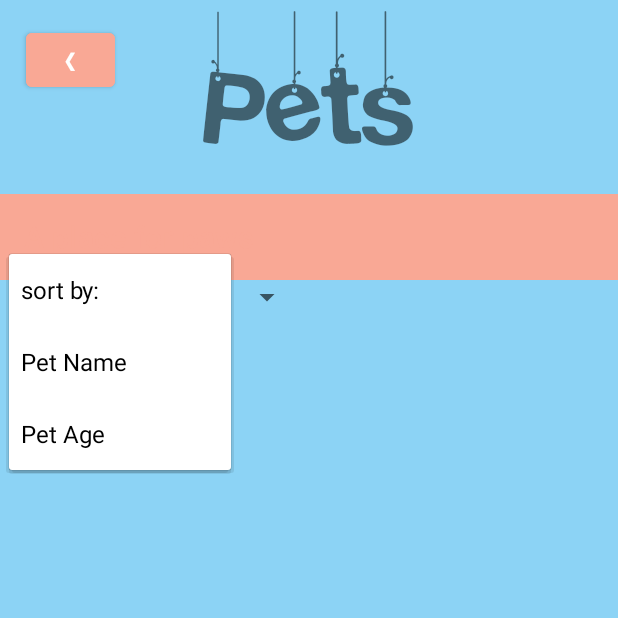
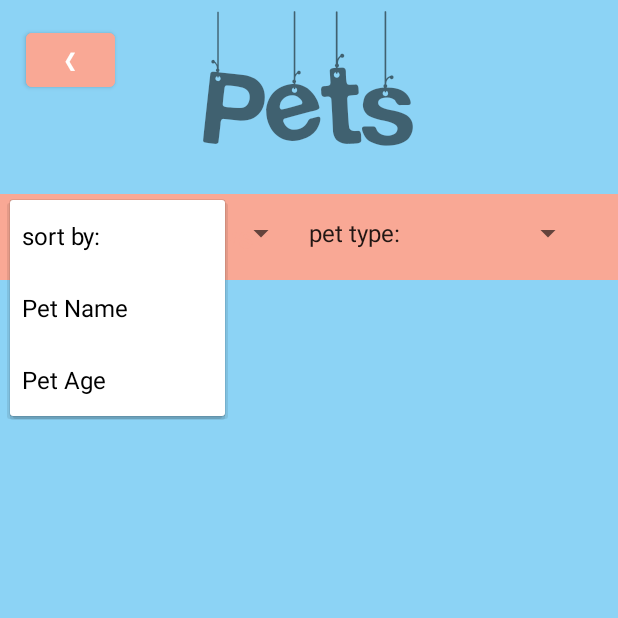
Before and after one commit to soniadeca28/APlaceForPaws, an Android app: the BrowseActivity screen opened directly, with no data from a screen before it, after a tap on "sort by:", on a phone screen of 412 x 824 dp, the top half of it. Run offline under Robolectric (Android 15) with nearby library versions, the phone set to English and light mode, and no system bars; our stand-ins replace Firebase (no records; nobody signed in at launch, a user with empty details on screens opened directly), Picasso; pictures from the network do not load.

Commit message:
Added a filter by pet type

```diff
--- a/app/src/main/java/com/example/aplaceforpaws/BrowseActivity.java
+++ b/app/src/main/java/com/example/aplaceforpaws/BrowseActivity.java
@@ -1,10 +1,8 @@
 package com.example.aplaceforpaws;
 
-import android.app.Activity;
 import android.app.ProgressDialog;
 import android.content.Intent;
 import android.graphics.Color;
-import android.graphics.drawable.ColorDrawable;
 import android.os.Build;
 import android.os.Bundle;
 import android.util.Log;
@@ -17,8 +15,6 @@ import android.widget.Spinner;
 
 import androidx.annotation.RequiresApi;
 import androidx.appcompat.widget.Toolbar;
-import androidx.appcompat.app.AppCompatActivity;
-
 import androidx.appcompat.app.AppCompatActivity;
 
 import androidx.recyclerview.widget.LinearLayoutManager;
@@ -39,12 +35,15 @@ public class BrowseActivity extends AppCompatActivity {
     FirebaseAuth auth;
     private RecyclerView mRecyclerView;
     private ImageAdapter mAdapter;
+   // private ImageAdapter mAdapterAux;
     private List<Upload> mUploads;
     FirebaseFirestore db;
     ProgressDialog progressDialog;
     private ImageView imageViewPet;
     Spinner petType;
+    Spinner petFilter;
     Member member;
+   // private List<Upload> mUploadsAux;
 
 
 
@@ -57,13 +56,10 @@ public class BrowseActivity extends AppCompatActivity {
         setSupportActionBar(toolbar);
 
         petType = findViewById(R.id.spinner_browse);
-
-
+        petFilter = findViewById(R.id.spinner_filter_by_type);
 
         Button back = findViewById(R.id.browseBackButton);
         back.setOnClickListener(v -> backToIntermediate());
-
-
 
         auth = FirebaseAuth.getInstance();
 
@@ -86,11 +82,15 @@ public class BrowseActivity extends AppCompatActivity {
         db = FirebaseFirestore.getInstance();
         mUploads = new ArrayList<>();
         mAdapter = new ImageAdapter(BrowseActivity.this,mUploads);
+        //mUploadsAux = new ArrayList<>();
+       // mAdapterAux = new ImageAdapter(BrowseActivity.this,mUploadsAux);
         mRecyclerView.setAdapter(mAdapter);
 
         EventChangeListener();
 
         setupSort();
+
+        setupFilterByType();
 
     }
 
@@ -110,6 +110,7 @@ public class BrowseActivity extends AppCompatActivity {
 
                         if(dc.getType() == DocumentChange.Type.ADDED){
                             mUploads.add(dc.getDocument().toObject(Upload.class));
+                           // mUploadsAux.add(dc.getDocument().toObject(Upload.class));
                         }
                         mAdapter.notifyDataSetChanged();
                         if(progressDialog.isShowing())
@@ -143,6 +144,7 @@ public class BrowseActivity extends AppCompatActivity {
                     else if(position == 2){
                         sortByAge();
                 }
+                    else mRecyclerView.setAdapter(mAdapter);
 
                     mAdapter.notifyDataSetChanged();
             }
@@ -159,11 +161,129 @@ public class BrowseActivity extends AppCompatActivity {
     @RequiresApi(api = Build.VERSION_CODES.N)
     private void sortByName(){
         Collections.sort(mUploads, Comparator.comparing(Upload::getPetName));
+        mRecyclerView.setAdapter(mAdapter);
     }
 
     @RequiresApi(api = Build.VERSION_CODES.N)
     private void sortByAge(){
         Collections.sort(mUploads, Comparator.comparing(Upload::getPetAge));
+        mRecyclerView.setAdapter(mAdapter);
+    }
+
+    private void setupFilterByType(){
+
+        ArrayAdapter<CharSequence> adapter = ArrayAdapter.createFromResource(this,
+                R.array.pet_types, android.R.layout.simple_spinner_item);
+        adapter.setDropDownViewResource(android.R.layout.simple_spinner_dropdown_item);
+        petFilter.setAdapter(adapter);
+        petFilter.setOnItemSelectedListener(new AdapterView.OnItemSelectedListener() {
+            @RequiresApi(api = Build.VERSION_CODES.N)
+            @Override
+            public void onItemSelected(AdapterView<?> adapterView, View view, int position, long id) {
+                if(position == 1) showCats();
+
+                else if(position == 2) showDogs();
+
+                else if(position == 3) showFish();
+
+                else if(position == 4) showParrots();
+
+                else if(position == 5) showHedgehogs();
+
+                else mRecyclerView.setAdapter(mAdapter);
+
+
+            }
+
+
+
+            @Override
+            public void onNothingSelected(AdapterView<?> adapterView) {
+
+            }
+
+        });
+        member = new Member();
+    }
+
+    @RequiresApi(api = Build.VERSION_CODES.N)
+    private void showCats() {
+        ImageAdapter mAdapterAux;
+        List<Upload> mUploadsAux;
+        mUploadsAux = new ArrayList<>();
+        mAdapterAux = new ImageAdapter(BrowseActivity.this,mUploadsAux);
+          for(Upload u : mUploads )  {
+                if (u.getPetType().contains("Cat")) {
+                    mUploadsAux.add(u);
+                }
+            }
+        mRecyclerView.setAdapter(mAdapterAux);
+        mAdapterAux.notifyDataSetChanged();
+
+    }
+
+    private void showDogs() {
+        ImageAdapter mAdapterAux;
+        List<Upload> mUploadsAux;
+        mUploadsAux = new ArrayList<>();
+        mAdapterAux = new ImageAdapter(BrowseActivity.this,mUploadsAux);
+
+            for(Upload u : mUploads )  {
+                if (u.getPetType().contains("Dog")) {
+                    mUploadsAux.add(u);
+                }
+            }
+
+        mRecyclerView.setAdapter(mAdapterAux);
+        mAdapterAux.notifyDataSetChanged();
+    }
+
+    private void showFish() {
+        ImageAdapter mAdapterAux;
+        List<Upload> mUploadsAux;
+        mUploadsAux = new ArrayList<>();
+        mAdapterAux = new ImageAdapter(BrowseActivity.this,mUploadsAux);
+
+            for(Upload u : mUploads )  {
+                if (u.getPetType().contains("Fish")) {
+                    mUploadsAux.add(u);
+                }
+            }
+
+        mRecyclerView.setAdapter(mAdapterAux);
+        mAdapterAux.notifyDataSetChanged();
+    }
+
+    private void showParrots() {
+        ImageAdapter mAdapterAux;
+        List<Upload> mUploadsAux;
+        mUploadsAux = new ArrayList<>();
+        mAdapterAux = new ImageAdapter(BrowseActivity.this,mUploadsAux);
+
+            for(Upload u : mUploads )  {
+                if (u.getPetType().contains("Parrot")) {
+                    mUploadsAux.add(u);
+                }
+            }
+
+        mRecyclerView.setAdapter(mAdapterAux);
+        mAdapterAux.notifyDataSetChanged();
+    }
+
+    private void showHedgehogs() {
+        ImageAdapter mAdapterAux;
+        List<Upload> mUploadsAux;
+        mUploadsAux = new ArrayList<>();
+        mAdapterAux = new ImageAdapter(BrowseActivity.this,mUploadsAux);
+
+            for(Upload u : mUploads )  {
+                if (u.getPetType().contains("Hedgehog")) {
+                    mUploadsAux.add(u);
+                }
+            }
+
+        mRecyclerView.setAdapter(mAdapterAux);
+        mAdapterAux.notifyDataSetChanged();
     }
 
 
--- a/app/src/main/java/com/example/aplaceforpaws/ImageAdapter.java
+++ b/app/src/main/java/com/example/aplaceforpaws/ImageAdapter.java
@@ -40,12 +40,13 @@ public class ImageAdapter extends RecyclerView.Adapter<ImageAdapter.ImageViewHol
     private String imgName;
     private String imgExtension;
     private String[] imgParts;
+    private List<Upload> mUploadsAux;
 
 
     public ImageAdapter(Context mContext, List<Upload> mUploads) {
         this.mContext = mContext;
         this.mUploads = mUploads;
-
+        this.mUploadsAux=mUploads;
     }
 
     @NonNull
--- a/app/src/main/res/layout/browse_page.xml
+++ b/app/src/main/res/layout/browse_page.xml
@@ -80,19 +80,29 @@
         app:layout_constraintVertical_bias="0.0" />
 
     <Spinner
+        android:id="@+id/spinner_filter_by_type"
+        android:layout_width="191dp"
+        android:layout_height="44dp"
+        android:layout_marginTop="133dp"
+
+        android:layout_marginEnd="23dp"
+        android:hint="@string/filter_by"
+        app:layout_constraintEnd_toEndOf="parent"
+        app:layout_constraintStart_toEndOf="@id/spinner_browse"
+        app:layout_constraintTop_toTopOf="parent" />
+
+    <Spinner
         android:id="@+id/spinner_browse"
-        android:layout_width="196dp"
-        android:layout_height="58dp"
-        android:layout_marginStart="3dp"
-        android:layout_marginTop="129dp"
-        android:layout_marginEnd="207dp"
-        android:layout_marginBottom="557dp"
+        android:layout_width="191dp"
+        android:layout_height="44dp"
+
+        android:layout_marginStart="6dp"
+        android:layout_marginTop="133dp"
+        android:layout_marginEnd="214dp"
         android:hint="@string/filter_by"
-        app:layout_constraintBottom_toBottomOf="parent"
         app:layout_constraintEnd_toEndOf="parent"
         app:layout_constraintStart_toStartOf="parent"
         app:layout_constraintTop_toTopOf="parent" />
 
 
-
 </androidx.constraintlayout.widget.ConstraintLayout>
--- a/app/src/main/res/values/strings.xml
+++ b/app/src/main/res/values/strings.xml
@@ -39,6 +39,14 @@
         <item>Pet Name</item>
         <item>Pet Age</item>
     </string-array>
+    <string-array name="pet_types">
+        <item>pet type:</item>
+        <item>Cat</item>
+        <item>Dog</item>
+        <item>Fish</item>
+        <item>Parrot</item>
+        <item>Hedgehog</item>
+    </string-array>
 
 
 </resources>
```
Also changed, not shown: app/src/main/res/layout/pet_image.xml (+6 -6 lines).
